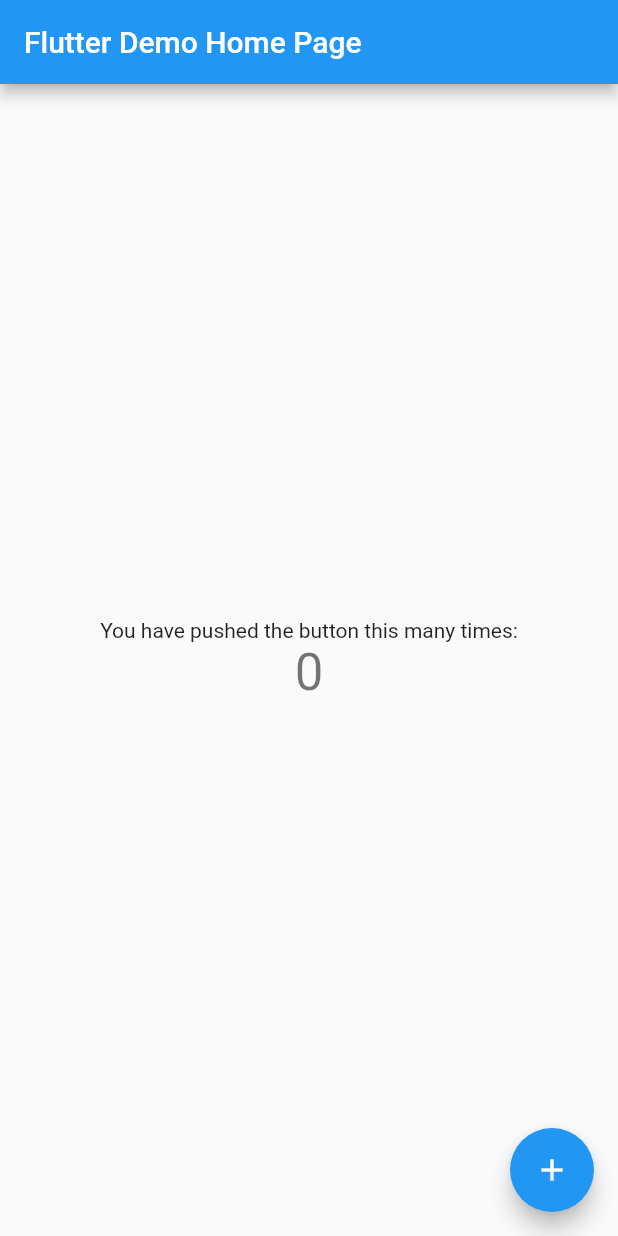
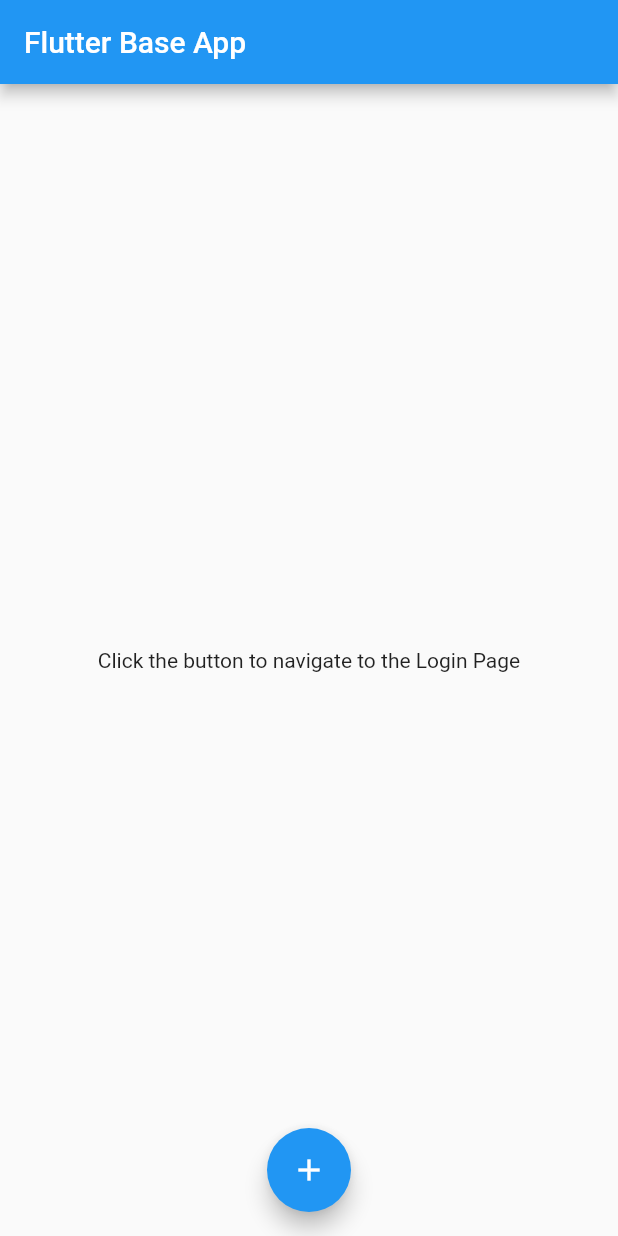
Before and after one commit to vaanessamota/base_app, a Flutter app: the screen it shows after launch, on a phone screen of 412 x 824 dp. Run offline on Flutter 3.47's test engine with Material 2 defaults, Android fonts, the phone set to English and light mode, and no system bars; missing offline and left inert: login_micro_app.

Commit message:
feat: add navigation test example to the login micro app

```diff
--- a/lib/main.dart
+++ b/lib/main.dart
@@ -1,4 +1,5 @@
 import 'package:flutter/material.dart';
+import 'package:login_micro_app/login_micro_app.dart';
 
 void main() {
   runApp(const MyApp());
@@ -11,103 +12,50 @@ class MyApp extends StatelessWidget {
   @override
   Widget build(BuildContext context) {
     return MaterialApp(
-      title: 'Flutter Demo',
+      title: 'Base App',
       theme: ThemeData(
-        // This is the theme of your application.
-        //
-        // Try running your application with "flutter run". You'll see the
-        // application has a blue toolbar. Then, without quitting the app, try
-        // changing the primarySwatch below to Colors.green and then invoke
-        // "hot reload" (press "r" in the console where you ran "flutter run",
-        // or simply save your changes to "hot reload" in a Flutter IDE).
-        // Notice that the counter didn't reset back to zero; the application
-        // is not restarted.
         primarySwatch: Colors.blue,
       ),
-      home: const MyHomePage(title: 'Flutter Demo Home Page'),
+      home: const HomePage(title: 'Flutter Base App'),
+      routes: {
+        '/login': (context) => const LoginPage(),
+      },
     );
   }
 }
 
-class MyHomePage extends StatefulWidget {
-  const MyHomePage({super.key, required this.title});
-
-  // This widget is the home page of your application. It is stateful, meaning
-  // that it has a State object (defined below) that contains fields that affect
-  // how it looks.
-
-  // This class is the configuration for the state. It holds the values (in this
-  // case the title) provided by the parent (in this case the App widget) and
-  // used by the build method of the State. Fields in a Widget subclass are
-  // always marked "final".
+class HomePage extends StatefulWidget {
+  const HomePage({super.key, required this.title});
 
   final String title;
 
   @override
-  State<MyHomePage> createState() => _MyHomePageState();
+  State<HomePage> createState() => _HomePageState();
 }
 
-class _MyHomePageState extends State<MyHomePage> {
-  int _counter = 0;
-
-  void _incrementCounter() {
-    setState(() {
-      // This call to setState tells the Flutter framework that something has
-      // changed in this State, which causes it to rerun the build method below
-      // so that the display can reflect the updated values. If we changed
-      // _counter without calling setState(), then the build method would not be
-      // called again, and so nothing would appear to happen.
-      _counter++;
-    });
-  }
-
+class _HomePageState extends State<HomePage> {
   @override
   Widget build(BuildContext context) {
-    // This method is rerun every time setState is called, for instance as done
-    // by the _incrementCounter method above.
-    //
-    // The Flutter framework has been optimized to make rerunning build methods
-    // fast, so that you can just rebuild anything that needs updating rather
-    // than having to individually change instances of widgets.
     return Scaffold(
       appBar: AppBar(
-        // Here we take the value from the MyHomePage object that was created by
-        // the App.build method, and use it to set our appbar title.
         title: Text(widget.title),
       ),
       body: Center(
-        // Center is a layout widget. It takes a single child and positions it
-        // in the middle of the parent.
         child: Column(
-          // Column is also a layout widget. It takes a list of children and
-          // arranges them vertically. By default, it sizes itself to fit its
-          // children horizontally, and tries to be as tall as its parent.
-          //
-          // Invoke "debug painting" (press "p" in the console, choose the
-          // "Toggle Debug Paint" action from the Flutter Inspector in Android
-          // Studio, or the "Toggle Debug Paint" command in Visual Studio Code)
-          // to see the wireframe for each widget.
-          //
-          // Column has various properties to control how it sizes itself and
-          // how it positions its children. Here we use mainAxisAlignment to
-          // center the children vertically; the main axis here is the vertical
-          // axis because Columns are vertical (the cross axis would be
-          // horizontal).
           mainAxisAlignment: MainAxisAlignment.center,
-          children: <Widget>[
-            const Text(
-              'You have pushed the button this many times:',
-            ),
+          children: const <Widget>[
             Text(
-              '$_counter',
-              style: Theme.of(context).textTheme.headlineMedium,
+              'Click the button to navigate to the Login Page',
             ),
           ],
         ),
       ),
+      floatingActionButtonLocation: FloatingActionButtonLocation.centerFloat,
       floatingActionButton: FloatingActionButton(
-        onPressed: _incrementCounter,
-        tooltip: 'Increment',
+        onPressed: () {
+          Navigator.pushNamed(context, '/login');
+        },
+        tooltip: 'LoginPage',
         child: const Icon(Icons.add),
       ), // This trailing comma makes auto-formatting nicer for build methods.
     );
```
Also changed, not shown: pubspec.yaml (+3 -69 lines).
